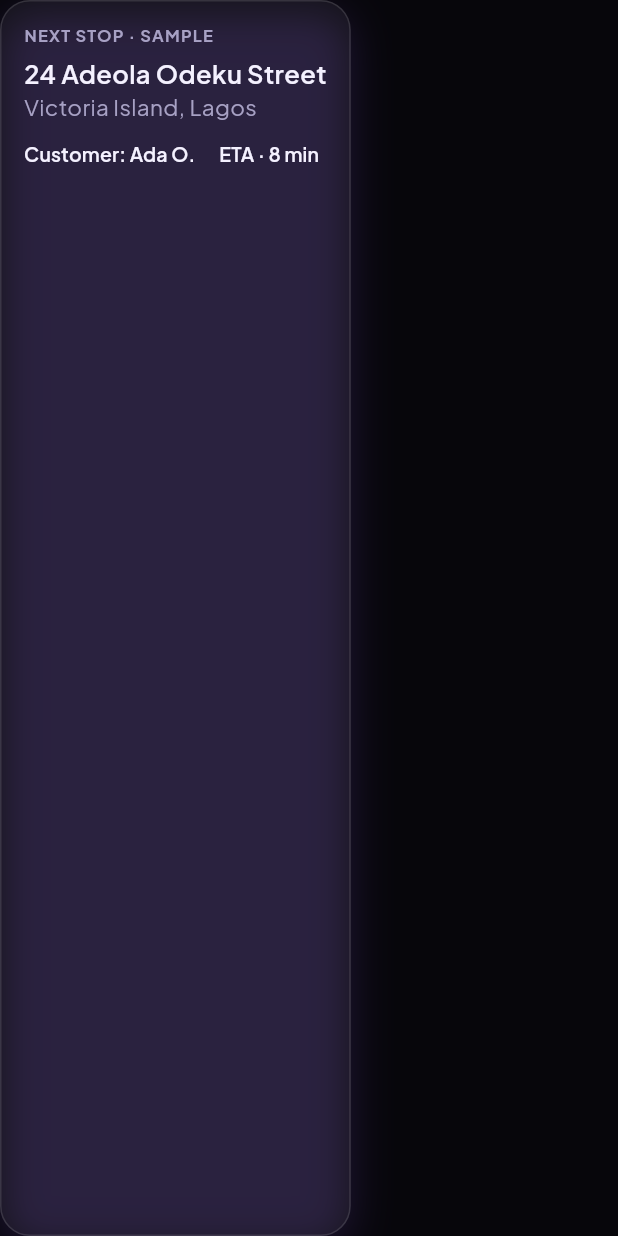
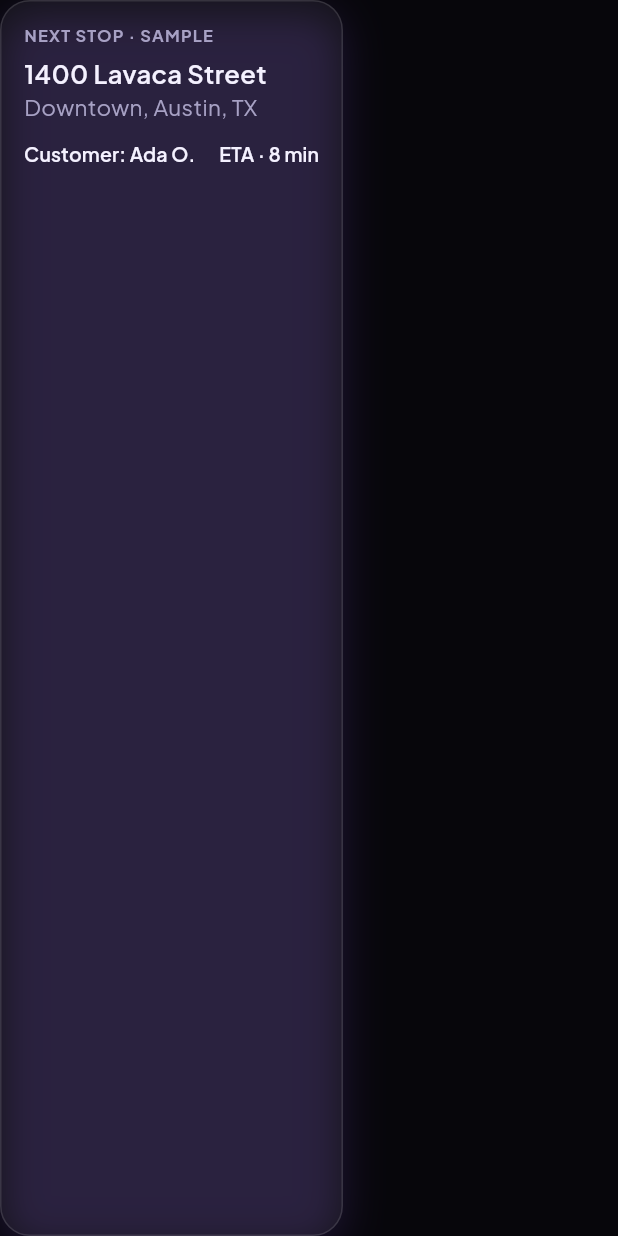
Before and after one commit to MI-TECHDLIN/kora, a Flutter app: the _NextStopCard widget shown alone on an empty page, opened directly, on a phone screen of 412 x 824 dp. Run offline on Flutter 3.47's test engine with Material 3 defaults, Android fonts, the phone set to English and light mode, and no system bars; our stand-ins replace flutter_riverpod, go_router, google_fonts, rive, supabase_flutter; missing offline and left inert: tabler_icons_plus; accounts and stored records are empty; statements that could not run were skipped.

Commit message:
fix(frontend): use North America demo home address

```diff
--- a/frontend/lib/features/voice/screens/voice_screen.dart
+++ b/frontend/lib/features/voice/screens/voice_screen.dart
@@ -199,8 +199,8 @@ class _NextStopCard extends StatelessWidget {
         children: [
           Text('NEXT STOP · SAMPLE', style: VoiceOpsText.caption),
           const SizedBox(height: VoiceOpsSpacing.sm),
-          Text('24 Adeola Odeku Street', style: VoiceOpsText.title),
-          Text('Victoria Island, Lagos', style: VoiceOpsText.bodyMuted),
+          Text('1400 Lavaca Street', style: VoiceOpsText.title),
+          Text('Downtown, Austin, TX', style: VoiceOpsText.bodyMuted),
           const SizedBox(height: VoiceOpsSpacing.md),
           Wrap(
             spacing: VoiceOpsSpacing.lg,
@@ -240,7 +240,7 @@ class _TranscriptCard extends StatelessWidget {
             ),
           ),
           Text(
-            'Your next stop is Ada on Adeola Odeku Street. '
+            'Your next stop is Ada on Lavaca Street. '
             'You’re about 8 minutes away.',
             style: VoiceOpsText.body,
           ),
```
Also changed, not shown: 1 other file.
